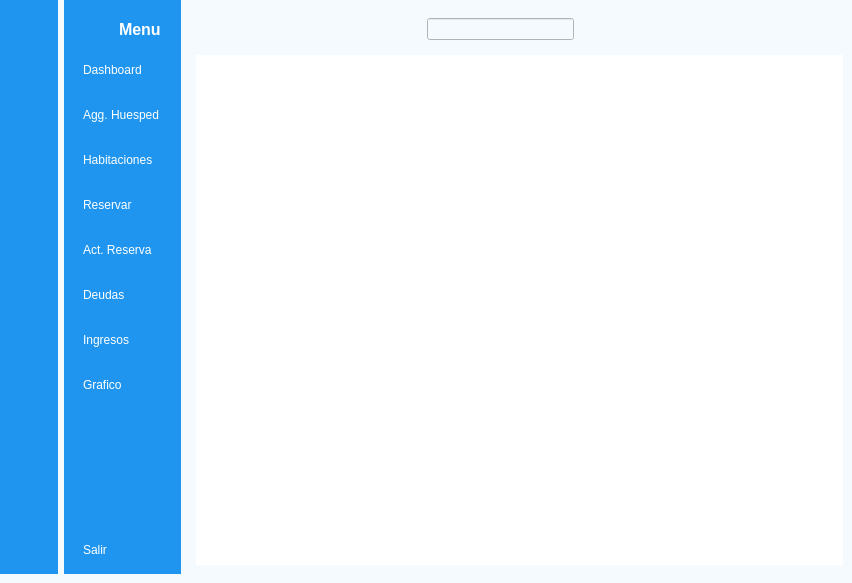
Above: gui/main.ui from williamsalberto/HotelReservationSystem before the change. Below: the same form after it.
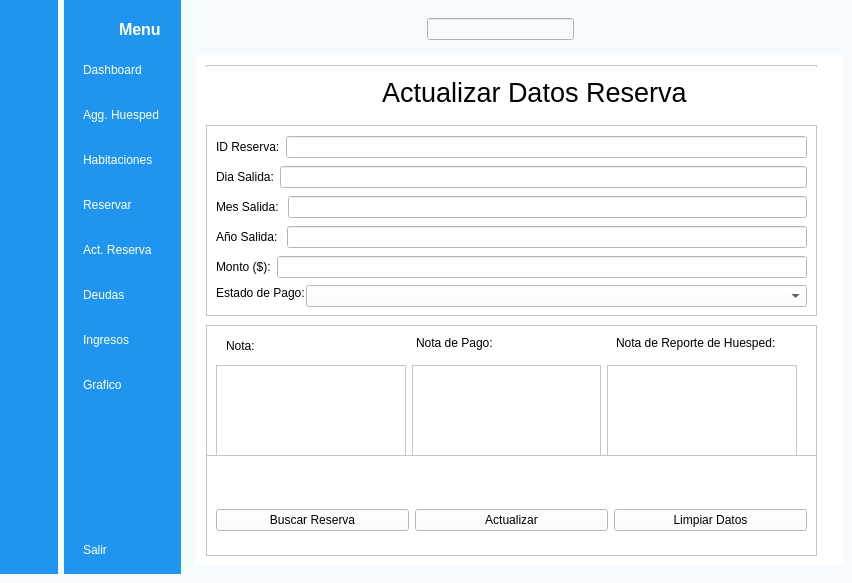
That is the form after the change. The open tabs and pages were chosen to show the change. Icons and pictures are not drawn.

Commit message: Se añadio las opciones de la pagina actualizar reserva

The edit to the form file:
```diff
--- a/gui/main.ui
+++ b/gui/main.ui
@@ -874,7 +874,348 @@
            </item>
           </layout>
          </widget>
-         <widget class="QWidget" name="actualizar_page"/>
+         <widget class="QWidget" name="actualizar_page">
+          <widget class="QFrame" name="frame_TituloActualizar">
+           <property name="geometry">
+            <rect>
+             <x>10</x>
+             <y>10</y>
+             <width>611</width>
+             <height>51</height>
+            </rect>
+           </property>
+           <property name="frameShape">
+            <enum>QFrame::StyledPanel</enum>
+           </property>
+           <property name="frameShadow">
+            <enum>QFrame::Raised</enum>
+           </property>
+           <widget class="QWidget" name="">
+            <property name="geometry">
+             <rect>
+              <x>0</x>
+              <y>2</y>
+              <width>619</width>
+              <height>50</height>
+             </rect>
+            </property>
+            <layout class="QHBoxLayout" name="horizontalLayout_8">
+             <item>
+              <spacer name="horizontalSpacer_5">
+               <property name="orientation">
+                <enum>Qt::Horizontal</enum>
+               </property>
+               <property name="sizeHint" stdset="0">
+                <size>
+                 <width>178</width>
+                 <height>38</height>
+                </size>
+               </property>
+              </spacer>
+             </item>
+             <item>
+              <widget class="QLabel" name="label_tituloActualizar">
+               <property name="font">
+                <font>
+                 <pointsize>20</pointsize>
+                </font>
+               </property>
+               <property name="text">
+                <string>Actualizar Datos Reserva</string>
+               </property>
+              </widget>
+             </item>
+             <item>
+              <spacer name="horizontalSpacer_6">
+               <property name="orientation">
+                <enum>Qt::Horizontal</enum>
+               </property>
+               <property name="sizeHint" stdset="0">
+                <size>
+                 <width>138</width>
+                 <height>48</height>
+                </size>
+               </property>
+              </spacer>
+             </item>
+            </layout>
+           </widget>
+          </widget>
+          <widget class="QFrame" name="frame_DatosActualizar">
+           <property name="geometry">
+            <rect>
+             <x>10</x>
+             <y>70</y>
+             <width>611</width>
+             <height>191</height>
+            </rect>
+           </property>
+           <property name="frameShape">
+            <enum>QFrame::StyledPanel</enum>
+           </property>
+           <property name="frameShadow">
+            <enum>QFrame::Raised</enum>
+           </property>
+           <widget class="QLabel" name="label_EstadoPagoActualizar">
+            <property name="geometry">
+             <rect>
+              <x>10</x>
+              <y>160</y>
+              <width>91</width>
+              <height>16</height>
+             </rect>
+            </property>
+            <property name="text">
+             <string>Estado de Pago:</string>
+            </property>
+           </widget>
+           <widget class="QComboBox" name="comboBox_EstagoPagoActualizar">
+            <property name="geometry">
+             <rect>
+              <x>100</x>
+              <y>160</y>
+              <width>501</width>
+              <height>22</height>
+             </rect>
+            </property>
+           </widget>
+           <widget class="QWidget" name="">
+            <property name="geometry">
+             <rect>
+              <x>10</x>
+              <y>40</y>
+              <width>591</width>
+              <height>24</height>
+             </rect>
+            </property>
+            <layout class="QHBoxLayout" name="horizontalLayout_9">
+             <item>
+              <widget class="QLabel" name="label_DiaSalidaActualizar">
+               <property name="text">
+                <string>Dia Salida:</string>
+               </property>
+              </widget>
+             </item>
+             <item>
+              <widget class="QLineEdit" name="lineEdit_DiaSalidaActualizar"/>
+             </item>
+            </layout>
+           </widget>
+           <widget class="QWidget" name="">
+            <property name="geometry">
+             <rect>
+              <x>10</x>
+              <y>10</y>
+              <width>591</width>
+              <height>24</height>
+             </rect>
+            </property>
+            <layout class="QHBoxLayout" name="horizontalLayout_10">
+             <item>
+              <widget class="QLabel" name="label_IDReservaActualizar">
+               <property name="text">
+                <string>ID Reserva:</string>
+               </property>
+              </widget>
+             </item>
+             <item>
+              <widget class="QLineEdit" name="lineEdit_IDReservaActualizar"/>
+             </item>
+            </layout>
+           </widget>
+           <widget class="QWidget" name="">
+            <property name="geometry">
+             <rect>
+              <x>10</x>
+              <y>70</y>
+              <width>591</width>
+              <height>24</height>
+             </rect>
+            </property>
+            <layout class="QHBoxLayout" name="horizontalLayout_11">
+             <item>
+              <widget class="QLabel" name="label_MesSalidaActualizar">
+               <property name="text">
+                <string>Mes Salida: </string>
+               </property>
+              </widget>
+             </item>
+             <item>
+              <widget class="QLineEdit" name="lineEdit_MesSalidaActualizar"/>
+             </item>
+            </layout>
+           </widget>
+           <widget class="QWidget" name="">
+            <property name="geometry">
+             <rect>
+              <x>10</x>
+              <y>100</y>
+              <width>591</width>
+              <height>24</height>
+             </rect>
+            </property>
+            <layout class="QHBoxLayout" name="horizontalLayout_14">
+             <item>
+              <widget class="QLabel" name="label_AnioSalidaActualizar">
+               <property name="text">
+                <string>Año Salida: </string>
+               </property>
+              </widget>
+             </item>
+             <item>
+              <widget class="QLineEdit" name="lineEdit_AnioSalidaActualizar"/>
+             </item>
+            </layout>
+           </widget>
+           <widget class="QWidget" name="">
+            <property name="geometry">
+             <rect>
+              <x>10</x>
+              <y>130</y>
+              <width>591</width>
+              <height>24</height>
+             </rect>
+            </property>
+            <layout class="QHBoxLayout" name="horizontalLayout_15">
+             <item>
+              <widget class="QLabel" name="label_MontoActualizar">
+               <property name="text">
+                <string>Monto ($):</string>
+               </property>
+              </widget>
+             </item>
+             <item>
+              <widget class="QLineEdit" name="lineEdit_MontoActualizar"/>
+             </item>
+            </layout>
+           </widget>
+          </widget>
+          <widget class="QFrame" name="frame">
+           <property name="geometry">
+            <rect>
+             <x>10</x>
+             <y>270</y>
+             <width>611</width>
+             <height>151</height>
+            </rect>
+           </property>
+           <property name="frameShape">
+            <enum>QFrame::StyledPanel</enum>
+           </property>
+           <property name="frameShadow">
+            <enum>QFrame::Raised</enum>
+           </property>
+           <widget class="QLabel" name="label_NotaActualizar">
+            <property name="geometry">
+             <rect>
+              <x>20</x>
+              <y>10</y>
+              <width>49</width>
+              <height>21</height>
+             </rect>
+            </property>
+            <property name="text">
+             <string>Nota:</string>
+            </property>
+           </widget>
+           <widget class="QLabel" name="label_NotaPagoActualizar">
+            <property name="geometry">
+             <rect>
+              <x>210</x>
+              <y>10</y>
+              <width>91</width>
+              <height>16</height>
+             </rect>
+            </property>
+            <property name="text">
+             <string>Nota de Pago:</string>
+            </property>
+           </widget>
+           <widget class="QLabel" name="label_NotaHuespedActualizar">
+            <property name="geometry">
+             <rect>
+              <x>410</x>
+              <y>10</y>
+              <width>161</width>
+              <height>16</height>
+             </rect>
+            </property>
+            <property name="text">
+             <string>Nota de Reporte de Huesped:</string>
+            </property>
+           </widget>
+           <widget class="QWidget" name="">
+            <property name="geometry">
+             <rect>
+              <x>10</x>
+              <y>40</y>
+              <width>581</width>
+              <height>91</height>
+             </rect>
+            </property>
+            <layout class="QHBoxLayout" name="horizontalLayout_12">
+             <item>
+              <widget class="QTextEdit" name="textEdit_NotaActualizar"/>
+             </item>
+             <item>
+              <widget class="QTextEdit" name="textEdit_NotaPagoActualizar"/>
+             </item>
+             <item>
+              <widget class="QTextEdit" name="textEdit_NotaHuespedActualizar"/>
+             </item>
+            </layout>
+           </widget>
+          </widget>
+          <widget class="QFrame" name="frame_botonesActualizar">
+           <property name="geometry">
+            <rect>
+             <x>10</x>
+             <y>400</y>
+             <width>611</width>
+             <height>101</height>
+            </rect>
+           </property>
+           <property name="frameShape">
+            <enum>QFrame::StyledPanel</enum>
+           </property>
+           <property name="frameShadow">
+            <enum>QFrame::Raised</enum>
+           </property>
+           <widget class="QWidget" name="">
+            <property name="geometry">
+             <rect>
+              <x>10</x>
+              <y>45</y>
+              <width>591</width>
+              <height>41</height>
+             </rect>
+            </property>
+            <layout class="QHBoxLayout" name="horizontalLayout_13">
+             <item>
+              <widget class="QPushButton" name="btn_BuscarReservaActualizar">
+               <property name="text">
+                <string>Buscar Reserva</string>
+               </property>
+              </widget>
+             </item>
+             <item>
+              <widget class="QPushButton" name="btn_ActualizarReserva">
+               <property name="text">
+                <string>Actualizar</string>
+               </property>
+              </widget>
+             </item>
+             <item>
+              <widget class="QPushButton" name="btn_LimpiarActualizar">
+               <property name="text">
+                <string>Limpiar Datos</string>
+               </property>
+              </widget>
+             </item>
+            </layout>
+           </widget>
+          </widget>
+         </widget>
          <widget class="QWidget" name="deudas_page"/>
          <widget class="QWidget" name="ingresos_page"/>
          <widget class="QWidget" name="grafico_page"/>
```
Left out of the diff: 15 changed lines with no effect on the pictures. The commit also changes 1 other file.
